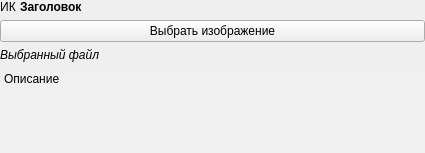
This is designer/forms/formimage.ui in Artemako/auto-exec-doc as Qt 5 draws it before an edit. The edited form follows.
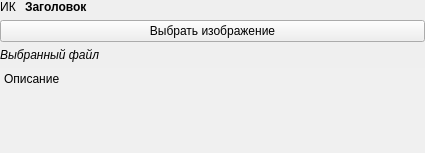
This is the edited form.

```diff
--- a/designer/forms/formimage.ui
+++ b/designer/forms/formimage.ui
@@ -35,7 +35,7 @@
    <item>
     <layout class="QHBoxLayout" name="hl" stretch="0,1">
      <property name="spacing">
-      <number>4</number>
+      <number>9</number>
      </property>
      <item>
       <widget class="QLabel" name="label_typevariable">
```
